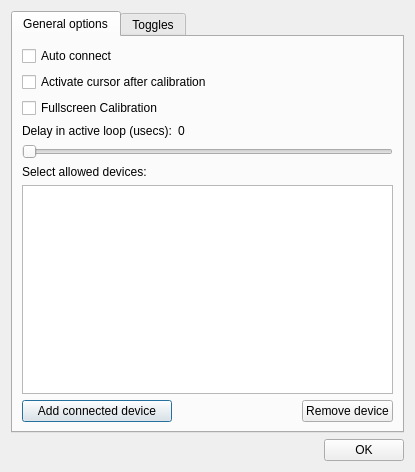
Old version of the form stuff/configuration.ui in the repository pnegre/python-whiteboard.
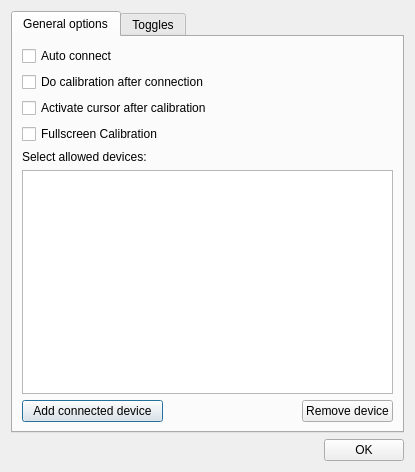
New version of the form.

Commit message: Can start calibration automatically after connection

Diff of the .ui file:
```diff
--- a/stuff/configuration.ui
+++ b/stuff/configuration.ui
@@ -49,41 +49,20 @@
          </property>
         </widget>
        </item>
-       <item row="1" column="0" colspan="2">
+       <item row="2" column="0" colspan="2">
         <widget class="QCheckBox" name="check_autoactivate">
          <property name="text">
           <string>Activate cursor after calibration</string>
          </property>
         </widget>
        </item>
-       <item row="2" column="0">
+       <item row="3" column="0">
         <widget class="QCheckBox" name="check_fullscreen">
          <property name="text">
           <string>Fullscreen Calibration</string>
          </property>
         </widget>
        </item>
-       <item row="3" column="0">
-        <widget class="QLabel" name="label_2">
-         <property name="text">
-          <string>Delay in active loop (usecs):</string>
-         </property>
-        </widget>
-       </item>
-       <item row="3" column="1">
-        <widget class="QLabel" name="label_delayloop">
-         <property name="text">
-          <string>0</string>
-         </property>
-        </widget>
-       </item>
-       <item row="4" column="0" colspan="3">
-        <widget class="QSlider" name="slider_delayloop">
-         <property name="orientation">
-          <enum>Qt::Horizontal</enum>
-         </property>
-        </widget>
-       </item>
        <item row="5" column="0">
         <widget class="QLabel" name="label">
          <property name="text">
@@ -121,6 +100,13 @@
          </property>
         </widget>
        </item>
+       <item row="1" column="0" colspan="2">
+        <widget class="QCheckBox" name="check_autocalibration">
+         <property name="text">
+          <string>Do calibration after connection</string>
+         </property>
+        </widget>
+       </item>
       </layout>
      </widget>
      <widget class="QWidget" name="tab_2">
```
Left out of the diff: 1 changed line with no effect on the pictures. The commit also changes 2 other files.
